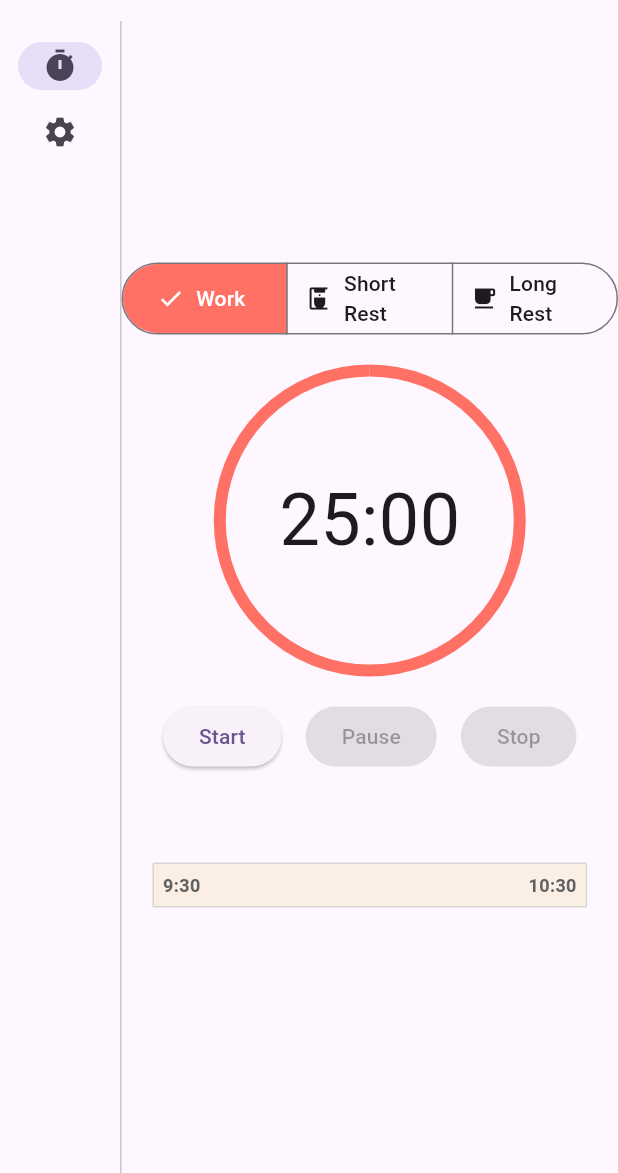
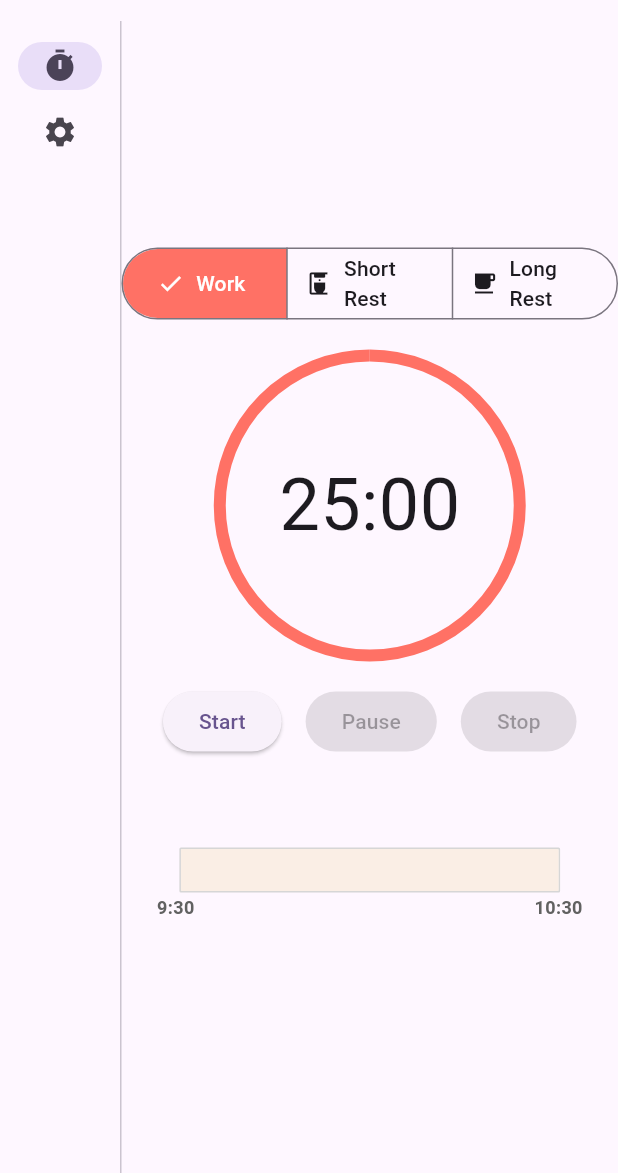
Before and after one commit to kbjorklid/pomodoro_flutter, a Flutter app: the screen it shows after launch, on a phone screen of 412 x 824 dp, the part 63-1236 px from its top. Run offline on Flutter 3.47's test engine with Material 3 defaults, Android fonts, the phone set to English and light mode, and no system bars; our stand-ins replace audioplayers, flutter_riverpod, freezed_annotation, hive, hive_flutter, logger and 1 more; accounts and stored records are empty.

Commit message:
feat: Improve timeline bar layout and add annotations below timeline

```diff
--- a/lib/timer/presentation/widgets/timeline_bar.dart
+++ b/lib/timer/presentation/widgets/timeline_bar.dart
@@ -92,7 +92,6 @@ class _TimelineBarState extends ConsumerState<TimelineBar> {
 
     return Container(
       width: double.infinity,
-      height: 30,
       margin: EdgeInsets.symmetric(vertical: 20, horizontal: horizontalMargin),
       child: FutureBuilder<_TimelineData>(
         future: _getTimelineData(),
@@ -110,6 +109,7 @@ class _TimelineBarState extends ConsumerState<TimelineBar> {
     );
   }
 
+  /*
   Widget _buildTimelineContainer(
       DateTimeRange timeBarRange, _TimelineData timelineData) {
     return Container(
@@ -118,9 +118,52 @@ class _TimelineBarState extends ConsumerState<TimelineBar> {
         color: Colors.grey[200],
         border: Border.all(color: Colors.grey[350]!),
       ),
-      child: Stack(
+      child: _buildMainTimeline(timelineData, timeBarRange),
+    );
+  }*/
+
+  Widget _buildTimelineContainer(
+      DateTimeRange timeBarRange, _TimelineData timelineData) {
+    return Column(
+      mainAxisSize: MainAxisSize.max,
       children: [
-          LayoutBuilder(
+        Padding(
+            padding: const EdgeInsets.only(left: 18, right: 18),
+            child: Container(
+                width: double.infinity,
+                decoration: BoxDecoration(
+                  borderRadius: _borderRadius,
+                  color: Colors.grey[200],
+                  border: Border.all(color: Colors.grey[350]!),
+                ),
+                height: 30,
+                child: _buildMainTimeline(timelineData, timeBarRange))),
+        Container(
+            height: 20,
+            child: _buildAnnotationsBelowTimeline(timelineData, timeBarRange)),
+      ],
+    );
+  }
+
+  Stack _buildAnnotationsBelowTimeline(
+      _TimelineData timelineData, DateTimeRange timeBarRange) {
+    return Stack(
+      children: [
+        _TimelineTimeLabel(
+          time: timeBarRange.start,
+          position: _TimeLabelPosition.start,
+        ),
+        _TimelineTimeLabel(
+          time: timeBarRange.end,
+          position: _TimeLabelPosition.end,
+        ),
+      ],
+    );
+  }
+
+  Widget _buildMainTimeline(
+      _TimelineData timelineData, DateTimeRange timeBarRange) {
+    return LayoutBuilder(
       builder: (context, constraints) {
         final width = constraints.maxWidth;
         return Stack(
@@ -132,17 +175,6 @@ class _TimelineBarState extends ConsumerState<TimelineBar> {
           ],
         );
       },
-          ),
-          _TimelineTimeLabel(
-            time: timeBarRange.start,
-            position: _TimeLabelPosition.start,
-          ),
-          _TimelineTimeLabel(
-            time: timeBarRange.end,
-            position: _TimeLabelPosition.end,
-          ),
-        ],
-      ),
     );
   }
 
@@ -495,7 +527,6 @@ class _SegmentPosition {
   }
 }
 
-/// Widget for displaying time labels at the ends of the timeline bar.
 class _TimelineTimeLabel extends StatelessWidget {
   final DateTime time;
   final _TimeLabelPosition position;
@@ -514,8 +545,8 @@ class _TimelineTimeLabel extends StatelessWidget {
         alignment: isStart ? Alignment.centerLeft : Alignment.centerRight,
         child: Padding(
           padding: isStart
-              ? const EdgeInsets.only(left: 6.0)
-              : const EdgeInsets.only(right: 6.0),
+              ? const EdgeInsets.only(left: 3.0)
+              : const EdgeInsets.only(right: 3.0),
           child: Text(
             TimeFormatter.timeToHoursAndMinutes(time),
             style: TextStyle(
```
Lines whose indentation alone changed are shown as unchanged.
